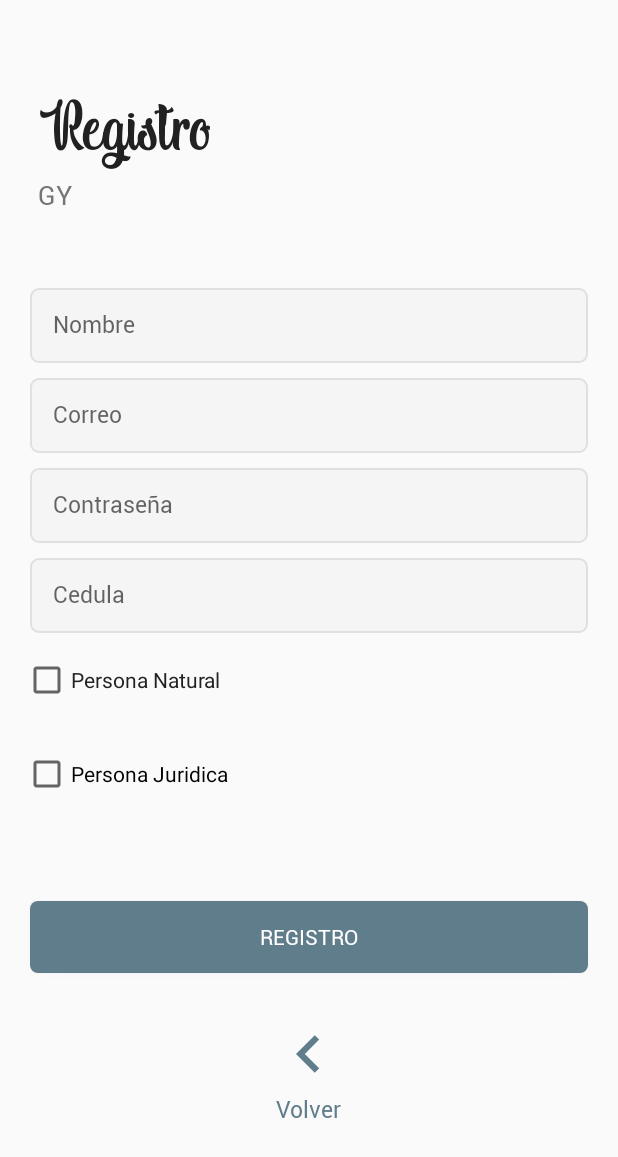
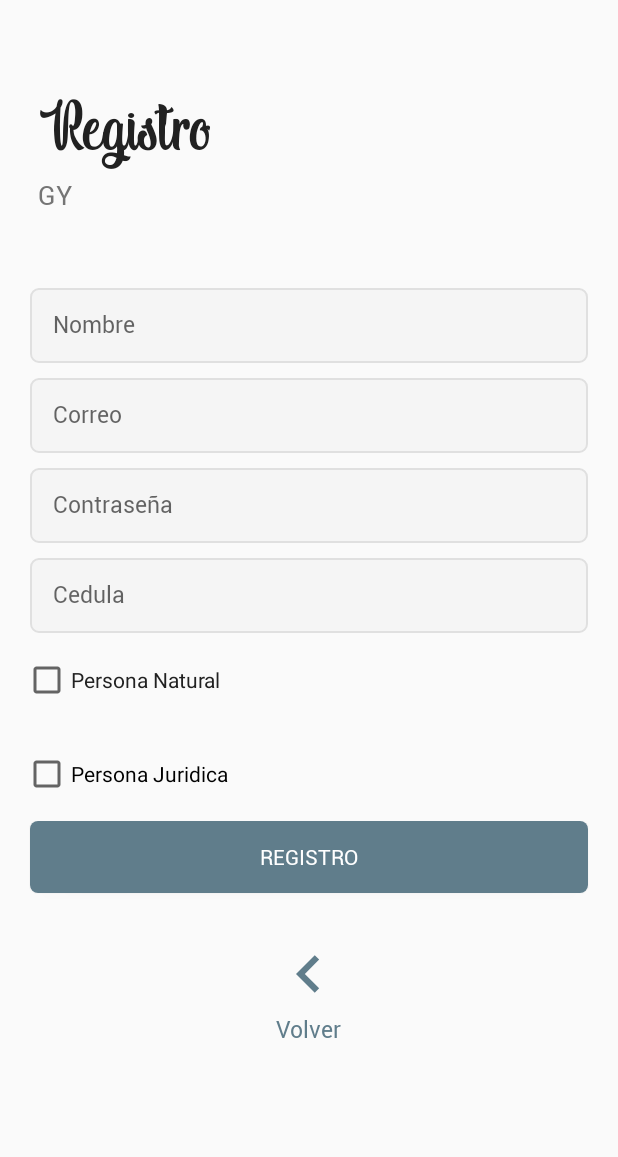
Before and after one commit to GerArJe/ConectingLaw, an Android app: the CreateAccountActivity screen opened directly, with no data from a screen before it, on a phone screen of 412 x 824 dp. Shown: the top 1157 px of the screen. Run offline under Robolectric (Android 15) with nearby library versions, the phone set to English and light mode, and no system bars; our stand-ins replace Firebase (no records; nobody signed in at launch, a user with empty details on screens opened directly).

Commit message:
arreglo error interfaz formulario crear cuenta

```diff
--- a/app/src/main/res/layout/activity_create_account.xml
+++ b/app/src/main/res/layout/activity_create_account.xml
@@ -1,6 +1,5 @@
 <?xml version="1.0" encoding="utf-8"?>
-<LinearLayout
-    xmlns:android="http://schemas.android.com/apk/res/android"
+<LinearLayout xmlns:android="http://schemas.android.com/apk/res/android"
     xmlns:tools="http://schemas.android.com/tools"
     android:layout_width="match_parent"
     android:layout_height="match_parent"
@@ -11,14 +10,14 @@
         android:id="@+id/tv_logo"
         android:layout_width="wrap_content"
         android:layout_height="wrap_content"
+        android:layout_marginStart="25dp"
+        android:layout_marginTop="60dp"
+        android:layout_marginBottom="5dp"
+        android:fontFamily="@font/indigo_daisy"
         android:text="@string/register"
         android:textAlignment="center"
-        android:textSize="50sp"
-        android:layout_marginStart="25dp"
-        android:layout_marginBottom="5dp"
-        android:fontFamily="@font/indigo_daisy"
-        android:layout_marginTop="60dp"
-        android:textColor="@color/primary_text"/>
+        android:textColor="@color/primary_text"
+        android:textSize="50sp" />
 
     <TextView
         android:id="@+id/tv_subtitle"
@@ -28,53 +27,62 @@
         android:layout_marginBottom="50dp"
         android:fontFamily="@font/roboto_regular"
         android:text="@string/tag"
-        android:textSize="17sp"
-        android:textColor="@color/secondary_text"/>
+        android:textColor="@color/secondary_text"
+        android:textSize="17sp" />
+
+    <ScrollView
+        android:layout_width="match_parent"
+        android:layout_height="match_parent">
+
+        <LinearLayout
+            android:layout_width="match_parent"
+            android:layout_height="match_parent"
+            android:orientation="vertical">
 
             <EditText
                 android:id="@+id/edt_name"
                 android:layout_width="match_parent"
                 android:layout_height="50dp"
-        android:hint="@string/your_name"
                 android:layout_marginLeft="20dp"
                 android:layout_marginRight="20dp"
                 android:layout_marginBottom="10dp"
+                android:background="@drawable/edt_custom"
+                android:fontFamily="@font/roboto_regular"
+                android:hint="@string/your_name"
+                android:inputType="textPersonName"
                 android:padding="15dp"
-        android:inputType="textPersonName"
-        android:fontFamily="@font/roboto_regular"
-        android:background="@drawable/edt_custom"
-        android:textSize="15sp"
-        android:textColor="@color/primary_text"/>
+                android:textColor="@color/primary_text"
+                android:textSize="15sp" />
 
             <EditText
                 android:id="@+id/edt_email"
                 android:layout_width="match_parent"
                 android:layout_height="50dp"
-        android:hint="@string/email"
                 android:layout_marginLeft="20dp"
                 android:layout_marginRight="20dp"
                 android:layout_marginBottom="10dp"
+                android:background="@drawable/edt_custom"
+                android:fontFamily="@font/roboto_regular"
+                android:hint="@string/email"
+                android:inputType="textEmailAddress"
                 android:padding="15dp"
-        android:fontFamily="@font/roboto_regular"
-        android:inputType="textEmailAddress"
-        android:background="@drawable/edt_custom"
-        android:textSize="15sp"
-        android:textColor="@color/primary_text"/>
+                android:textColor="@color/primary_text"
+                android:textSize="15sp" />
 
             <EditText
                 android:id="@+id/edt_password"
                 android:layout_width="match_parent"
                 android:layout_height="50dp"
-        android:hint="@string/password"
                 android:layout_marginLeft="20dp"
                 android:layout_marginRight="20dp"
                 android:layout_marginBottom="10dp"
+                android:background="@drawable/edt_custom"
+                android:fontFamily="@font/roboto_regular"
+                android:hint="@string/password"
+                android:inputType="textPassword"
                 android:padding="15dp"
-        android:fontFamily="@font/roboto_regular"
-        android:inputType="textPassword"
-        android:background="@drawable/edt_custom"
-        android:textSize="15sp"
-        android:textColor="@color/primary_text"/>
+                android:textColor="@color/primary_text"
+                android:textSize="15sp" />
 
             <EditText
                 android:id="@+id/edt_Cedula"
@@ -87,9 +95,8 @@
                 android:hint="@string/cedula"
                 android:inputType="textPassword"
                 android:padding="15dp"
-        android:textSize="15sp"
                 android:textColor="@color/primary_text"
-        />
+                android:textSize="15sp" />
 
             <CheckBox
                 android:id="@+id/cb_PN"
@@ -98,7 +105,7 @@
                 android:layout_margin="15dp"
                 android:duplicateParentState="false"
                 android:text="@string/cb_personaNatural"
-        android:textColor="@color/primary_text"/>
+                android:textColor="@color/primary_text" />
 
             <CheckBox
                 android:id="@+id/cb_PJ"
@@ -107,17 +114,12 @@
                 android:layout_margin="15dp"
                 android:text="@string/personaJuridica" />
 
-    <RelativeLayout
-        android:layout_width="match_parent"
-        android:layout_height="0dp"
-        android:layout_weight="1"
-        >
 
             <LinearLayout
                 android:layout_width="match_parent"
                 android:layout_height="match_parent"
-            android:orientation="vertical"
-            android:gravity="center">
+                android:gravity="center"
+                android:orientation="vertical">
 
                 <Button
                     android:id="@+id/btn_register"
@@ -131,30 +133,33 @@
                     android:fontFamily="@font/roboto_regular"
                     android:onClick="registrar"
                     android:text="@string/register"
-                android:textColor="@android:color/white"/>
+                    android:textColor="@android:color/white" />
 
                 <ImageView
                     android:layout_width="50dp"
                     android:layout_height="50dp"
-                android:src="@drawable/ic_arrow_left"
                     android:layout_above="@id/swipeLeft"
                     android:layout_centerHorizontal="true"
-                android:onClick="backToLogin"/>
+                    android:onClick="backToLogin"
+                    android:src="@drawable/ic_arrow_left" />
 
                 <TextView
                     android:id="@+id/swipeLeft"
                     android:layout_width="wrap_content"
                     android:layout_height="wrap_content"
+                    android:layout_alignParentBottom="true"
+                    android:layout_centerHorizontal="true"
+                    android:layout_marginBottom="20dp"
+                    android:fontFamily="@font/roboto_regular"
                     android:text="@string/swipe_right_for_login"
-                android:textSize="15sp"
-                android:fontFamily="@font/roboto_regular"
-                android:layout_centerHorizontal="true"
-                android:layout_alignParentBottom="true"
-                android:layout_marginBottom="20dp"
-                android:textColor="@color/accent"/>
+                    android:textColor="@color/accent"
+                    android:textSize="15sp" />
 
             </LinearLayout>
 
-    </RelativeLayout>
+        </LinearLayout>
+    </ScrollView>
+
+
 
 </LinearLayout>
```
Lines whose indentation alone changed are shown as unchanged.
